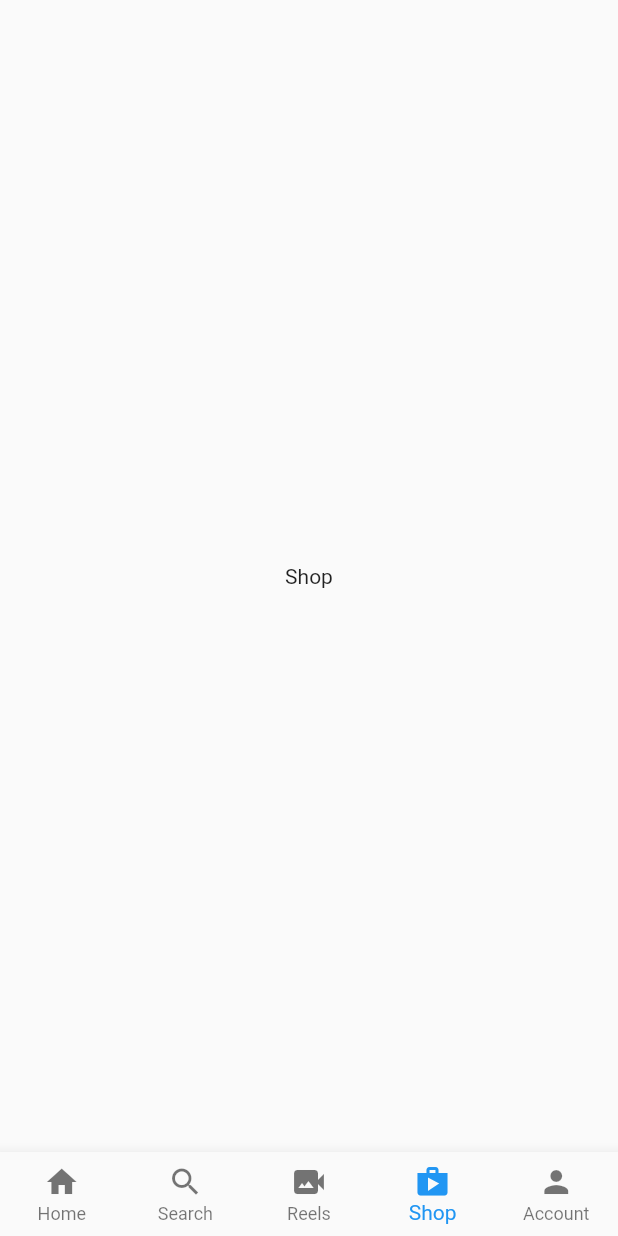
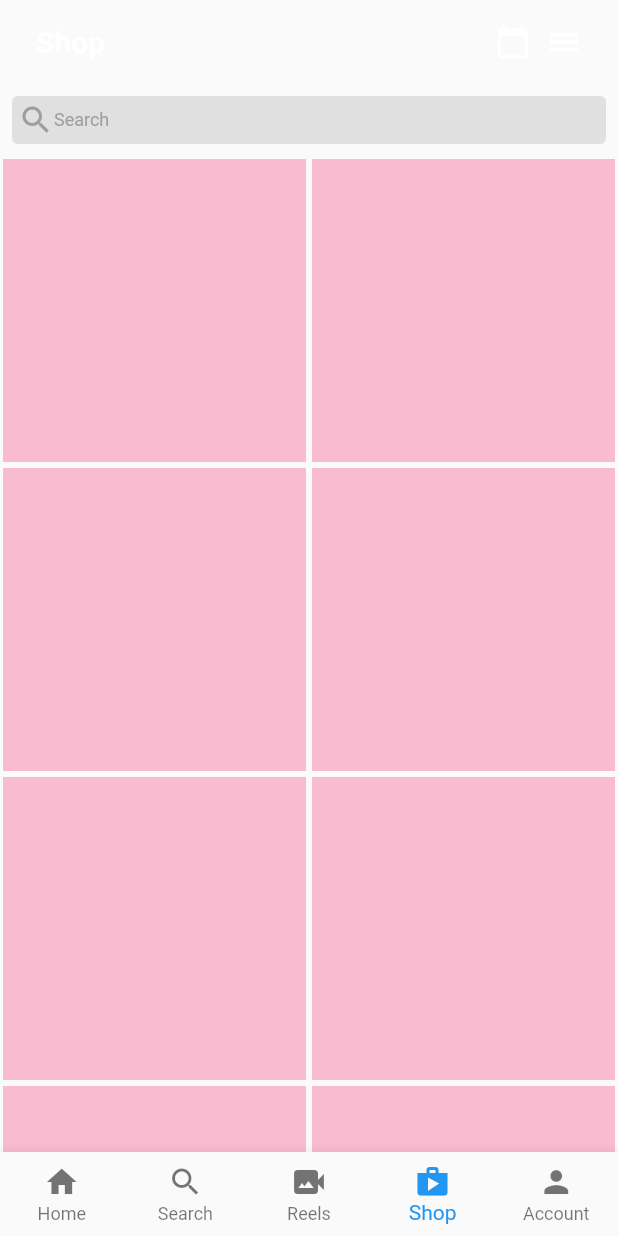
Before and after one commit to Gluuz/Instagram-UI-Flutter, a Flutter app: the screen it shows after launch, item 4 of the bottom bar chosen, on a phone screen of 412 x 824 dp. Run offline on Flutter 3.47's test engine with Material 2 defaults, Android fonts, the phone set to English and light mode, and no system bars.

Commit message:
grid view in ShopPage

```diff
--- a/lib/pages/shop.dart
+++ b/lib/pages/shop.dart
@@ -1,10 +1,61 @@
 import 'package:flutter/material.dart';
+
+import 'util/shop_grid.dart';
 
 class UserShop extends StatelessWidget {
   @override
   Widget build(BuildContext context) {
     return Scaffold(
-      body: Center(child: Text('Shop')),
+      appBar: AppBar(
+        elevation: 0,
+        backgroundColor: Colors.transparent,
+        title: Padding(
+          padding: const EdgeInsets.all(8.0),
+          child: Row(
+            mainAxisAlignment: MainAxisAlignment.spaceBetween,
+            children: [
+              Text('Shop',
+                  style: TextStyle(fontWeight: FontWeight.bold, fontSize: 20)),
+              Row(
+                children: [
+                  Icon(Icons.calendar_today),
+                  SizedBox(
+                    width: 10,
+                  ),
+                  Icon(Icons.menu),
+                ],
+              )
+            ],
+          ),
+        ),
+      ),
+      body: Column(
+        children: [
+          Padding(
+            padding: const EdgeInsets.all(8.0),
+            child: ClipRRect(
+              borderRadius: BorderRadius.circular(4),
+              child: Container(
+                padding: EdgeInsets.all(4),
+                color: Colors.grey[300],
+                child: Row(
+                  children: [
+                    Icon(
+                      Icons.search,
+                      color: Colors.grey[500],
+                    ),
+                    Text(
+                      'Search',
+                      style: TextStyle(color: Colors.grey[500], fontSize: 12),
+                    ),
+                  ],
+                ),
+              ),
+            ),
+          ),
+          Expanded(child: ShopGrid())
+        ],
+      ),
     );
   }
 }
--- /dev/null
+++ b/lib/pages/util/shop_grid.dart
@@ -0,0 +1,22 @@
+import 'package:flutter/material.dart';
+
+class ShopGrid extends StatelessWidget {
+  final List<String> userPosts = [];
+
+  @override
+  Widget build(BuildContext context) {
+    return GridView.builder(
+      itemCount: 10,
+      gridDelegate:
+          SliverGridDelegateWithFixedCrossAxisCount(crossAxisCount: 2),
+      itemBuilder: (context, index) {
+        return Padding(
+          padding: const EdgeInsets.all(2.0),
+          child: Container(
+            color: Colors.pink[100],
+          ),
+        );
+      },
+    );
+  }
+}
```
